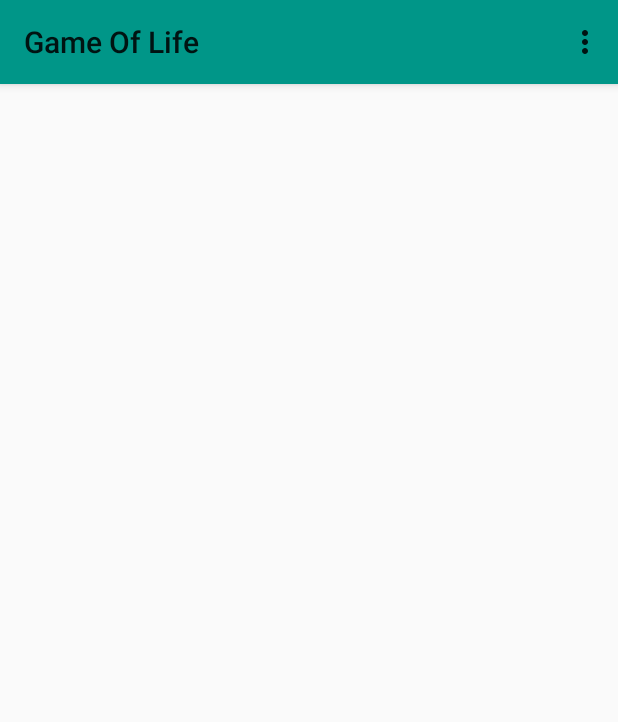
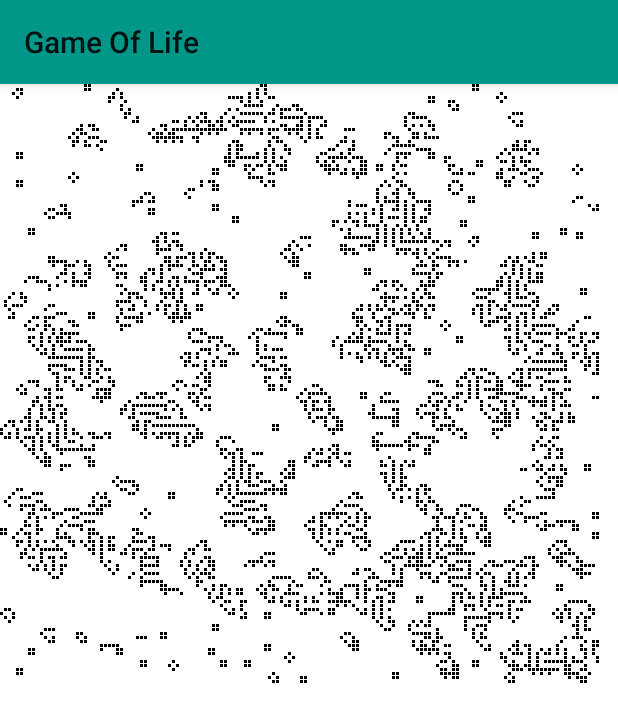
Before and after one commit to mikhsol/GameOfLife, an Android app: the GridActivity screen opened directly, with no data from a screen before it, on a phone screen of 412 x 824 dp. Shown: the top 722 px of the screen. Run offline under Robolectric (Android 15) with nearby library versions, the phone set to English and light mode, and no system bars.

Commit message:
Finish grid activity. TODO: Reafactor it. Format textview in about.

```diff
--- a/app/src/main/java/com/nwps/gameoflife/GridActivity.java
+++ b/app/src/main/java/com/nwps/gameoflife/GridActivity.java
@@ -1,31 +1,24 @@
 package com.nwps.gameoflife;
 
-import android.content.Intent;
 import android.os.Bundle;
 import android.support.v7.app.AppCompatActivity;
-import android.view.Menu;
-import android.view.MenuItem;
+
 
 public class GridActivity extends AppCompatActivity {
+    private GridView gridView;
+
     @Override
     public void onCreate(Bundle savedInstanceState) {
         super.onCreate(savedInstanceState);
         setContentView(R.layout.grid);
+
+        gridView = (GridView) findViewById(R.id.grid_view);
+        gridView.setMode(GridView.RUNNING);
     }
 
     @Override
-    public boolean onCreateOptionsMenu(Menu menu) {
-        super.onCreateOptionsMenu(menu);
-        getMenuInflater().inflate(R.menu.menu, menu);
-        return true;
-    }
-
-    @Override
-    public boolean onOptionsItemSelected(MenuItem item) {
-        if (item.getItemId() == R.id.settings) {
-            startActivity(new Intent(this, PreferencesActivity.class));
-            return true;
-        }
-        return false;
+    protected void onPause() {
+        super.onPause();
+        gridView.setMode(GridView.PAUSE);
     }
 }
--- a/app/src/main/java/com/nwps/gameoflife/GridView.java
+++ b/app/src/main/java/com/nwps/gameoflife/GridView.java
@@ -1,7 +1,110 @@
 package com.nwps.gameoflife;
 
-/**
- * Created by mikhail on 2/6/17.
- */
-public class GridView {
+import android.content.Context;
+import android.content.SharedPreferences;
+import android.graphics.Canvas;
+import android.graphics.Paint;
+import android.os.Handler;
+import android.os.Message;
+import android.preference.PreferenceManager;
+import android.support.v4.content.ContextCompat;
+import android.util.AttributeSet;
+import android.view.View;
+
+class GridView extends View {
+    public static final String KEY_PREF_ROWS = "pref_rows";
+    public static final String KEY_PREF_COLS = "pref_cols";
+    public static final String KEY_PREF_DENS = "pref_dens";
+
+    public static final int PAUSE = 0;
+    public static final int RUNNING = 1;
+
+    public static int ROWS;
+    public static int COLS;
+
+    private Game game;
+
+    private long delay = 250;
+
+    private RefreshHandler redrawHandler = new RefreshHandler();
+
+    private class RefreshHandler extends Handler {
+        @Override
+        public void handleMessage(Message message) {
+            GridView.this.update();
+            GridView.this.invalidate();
+        }
+
+        void sleep(long delayMillis) {
+            this.removeMessages(0);
+            sendMessageDelayed(obtainMessage(0), delayMillis);
+        }
+    }
+
+    public GridView(Context context, AttributeSet attrs) {
+        super(context, attrs);
+
+        SharedPreferences sharedPreferences = PreferenceManager.getDefaultSharedPreferences(context);
+        ROWS = Integer.parseInt(sharedPreferences.getString(KEY_PREF_ROWS, "100"));
+        COLS = Integer.parseInt(sharedPreferences.getString(KEY_PREF_COLS, "100"));
+        double dens = Double.parseDouble(sharedPreferences.getString(KEY_PREF_DENS, "30"));
+
+        game = new Game(ROWS, COLS);
+        game.init();
+        try {
+            game.fillGridRandomly(dens/100);
+        } catch (WrongGridDensityException e) {
+            e.printStackTrace();
+        }
+        initGridView();
+    }
+
+    public void setMode(int mode) {
+        if (mode == RUNNING) {
+            update();
+            return;
+        }
+        if (mode == PAUSE) {
+            // TODO: implement.
+        }
+    }
+
+    private void update() {
+        game.createNextGeneration();
+        redrawHandler.sleep(delay);
+    }
+
+    private void initGridView() {
+        setFocusable(true);
+    }
+
+    @Override
+    protected void onDraw(Canvas canvas) {
+        Paint background = new Paint();
+        background.setColor(ContextCompat.getColor(getContext(), R.color.background));
+
+        Paint cell = new Paint();
+        background.setColor(ContextCompat.getColor(getContext(), R.color.cell));
+
+        int width = getWidth();
+        int height = getHeight();
+        canvas.drawRect(0, 0, width, height, background);
+
+        int[][] grid = game.getGrid();
+        int cell_size = (width > height) ? height / COLS : width / COLS;
+        if (cell_size < 2) cell_size = 2;
+
+        for (int h = 0; h < ROWS; h++) {
+            for (int w = 0; w < COLS; w++) {
+                if (grid[h][w] != 0) {
+                    canvas.drawRect(w*cell_size,
+                            h*cell_size,
+                            w*cell_size + cell_size - 1,
+                            h*cell_size + cell_size - 1,
+                            cell);
+                }
+            }
+        }
+    }
+
 }
--- a/app/src/main/res/layout/about.xml
+++ b/app/src/main/res/layout/about.xml
@@ -6,6 +6,11 @@
     <TextView android:id="@+id/about_content"
         android:layout_width="wrap_content"
         android:layout_height="wrap_content"
+        android:paddingLeft="20dp"
+        android:paddingRight="20dp"
+        android:paddingTop="20dp"
+        android:textAppearance="?android:attr/textAppearanceLarge"
+        android:textAlignment="center"
         android:text="@string/about_content" />
 
 </ScrollView>
--- a/app/src/main/res/layout/grid.xml
+++ b/app/src/main/res/layout/grid.xml
@@ -1,6 +1,13 @@
 <?xml version="1.0" encoding="utf-8"?>
-<LinearLayout xmlns:android="http://schemas.android.com/apk/res/android"
-    android:orientation="vertical" android:layout_width="match_parent"
-    android:layout_height="match_parent">
+<LinearLayout
+    xmlns:android="http://schemas.android.com/apk/res/android"
+    android:orientation="horizontal"
+    android:layout_width="match_parent"
+    android:layout_height="wrap_content"
+    android:layout_gravity="center">
 
+    <com.nwps.gameoflife.GridView
+        android:id="@+id/grid_view"
+        android:layout_width="wrap_content"
+        android:layout_height="wrap_content" />
 </LinearLayout>
```
